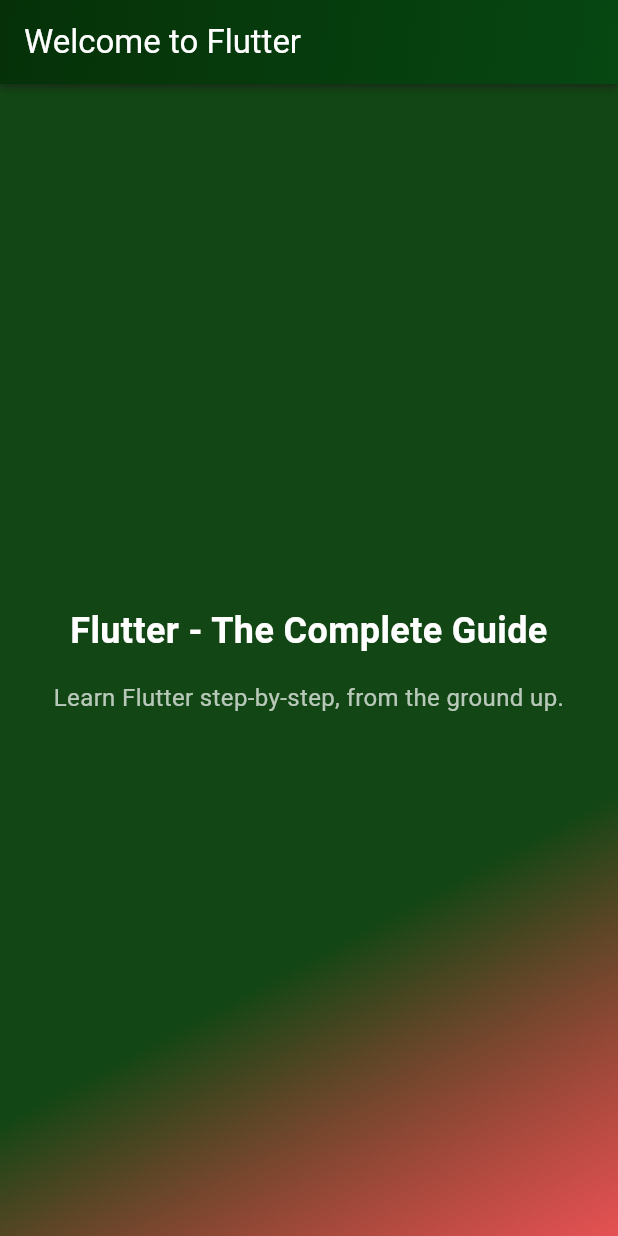
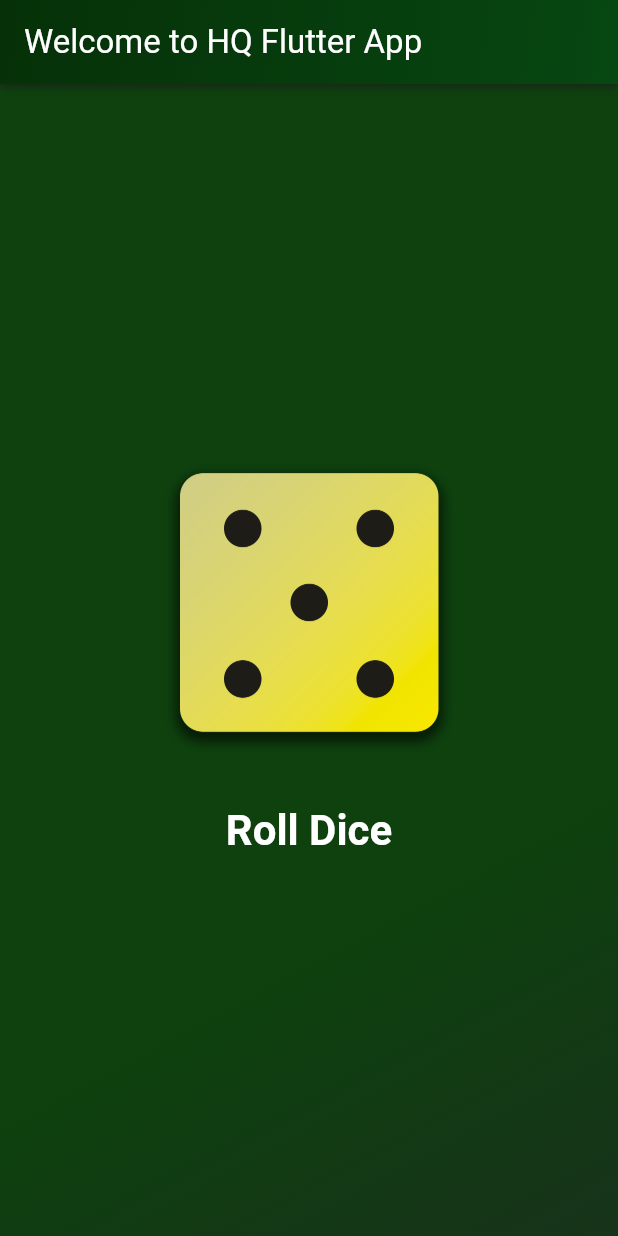
Before and after one commit to mdazharulhoque7/hqflutterapp, a Flutter app: the screen it shows after launch, on a phone screen of 412 x 824 dp. Run offline on Flutter 3.47's test engine with Material 3 defaults, Android fonts, the phone set to English and light mode, and no system bars.

Commit message:
end of 02039

```diff
--- /dev/null
+++ b/lib/dice_roller.dart
@@ -0,0 +1,44 @@
+import 'dart:math';
+import 'package:flutter/material.dart';
+
+final rendomizer = Random();
+
+class DiceRoller extends StatefulWidget {
+  const DiceRoller({super.key});
+
+  @override
+  State<DiceRoller> createState() => _DiceRollerState();
+}
+
+class _DiceRollerState extends State<DiceRoller> {
+
+  var currentDiceRoll = rendomizer.nextInt(6) + 1;
+
+  void rollDice() {
+    setState(() {
+      var newRoll = rendomizer.nextInt(6) + 1;
+      currentDiceRoll = newRoll == currentDiceRoll ? rendomizer.nextInt(6) + 1 : newRoll;
+    });
+  }
+
+  @override
+  Widget build(BuildContext context) {
+    return Column(
+              mainAxisSize: MainAxisSize.min,
+              children: [
+                Image.asset(
+                  'assets/images/dice-$currentDiceRoll.png',
+                  width: 200,
+                ),
+                SizedBox(height: 28),
+                TextButton(
+                  onPressed: rollDice,
+                  style: TextButton.styleFrom(
+                    foregroundColor: Colors.white,
+                    textStyle: const TextStyle(fontSize: 28, fontWeight: FontWeight.bold),
+                  ),
+                  child: const Text('Roll Dice')),
+              ],
+            );
+  }
+}
--- a/lib/main.dart
+++ b/lib/main.dart
@@ -1,4 +1,6 @@
 import 'package:flutter/material.dart';
+import 'package:hqflutterapp/dice_roller.dart';
+import 'package:hqflutterapp/widgets/layout/layout.dart';
 
 void main() {
   runApp(const MyApp());
@@ -7,7 +9,7 @@
 // With Flutter, you create user interfaces by combining "widgets"
 // You'll learn all about them (and much more) throughout this course!
 class MyApp extends StatelessWidget {
-  const MyApp({super.key});
+   const MyApp({super.key});
 
   // Every custom widget must have a build() method
   // It tells Flutter, which widgets make up your custom widget
@@ -24,93 +26,60 @@
       home: Scaffold(
         appBar: HQAppBar(
           title: const Text(
-            'Welcome to Flutter',
+            'Welcome to HQ Flutter App',
             style: TextStyle(color: Colors.white),
           ),
         ),
         body: GradientContainer(
-          child: Column(
-            mainAxisAlignment: MainAxisAlignment.center,
-            crossAxisAlignment: CrossAxisAlignment.center,
-            children: const [
-              Text(
-                'Flutter - The Complete Guide',
-                textAlign: TextAlign.center,
-                style: TextStyle(
-                  fontSize: 24,
-                  fontWeight: FontWeight.bold,
-                  color: Colors.white,
-                ),
-              ),
-              SizedBox(height: 16),
-              Text(
-                'Learn Flutter step-by-step, from the ground up.',
-                textAlign: TextAlign.center,
-                style: TextStyle(fontSize: 16, color: Colors.white70),
-              ),
-            ],
-          ),
+          child: Center(
+            child: DiceRoller()
+          )
         ),
-      ),
-    );
+      ));
   }
+
+
+  // @override
+  // Widget build(BuildContext context) {
+  //   // Below, a bunch of built-in widgets are used (provided by Flutter)
+  //   // They will be explained in the next sections
+  //   // In this course, you will, of course, not just use them a lot but
+  //   // also learn about many other widgets!
+  //   return MaterialApp(
+  //     title: 'HQ Flutter App',
+  //     theme: ThemeData(useMaterial3: true),
+  //     home: Scaffold(
+  //       appBar: HQAppBar(
+  //         title: const Text(
+  //           'Welcome to HQ Flutter App',
+  //           style: TextStyle(color: Colors.white),
+  //         ),
+  //       ),
+  //       body: GradientContainer(
+  //         child: Column(
+  //           mainAxisAlignment: MainAxisAlignment.center,
+  //           crossAxisAlignment: CrossAxisAlignment.center,
+  //           children: const [
+  //             Text(
+  //               'Flutter - The Complete Guide',
+  //               textAlign: TextAlign.center,
+  //               style: TextStyle(
+  //                 fontSize: 24,
+  //                 fontWeight: FontWeight.bold,
+  //                 color: Colors.white,
+  //               ),
+  //             ),
+  //             SizedBox(height: 16),
+  //             Text(
+  //               'Learn Flutter step-by-step, from the ground up.',
+  //               textAlign: TextAlign.center,
+  //               style: TextStyle(fontSize: 16, color: Colors.white70),
+  //             ),
+  //           ],
+  //         ),
+  //       ),
+  //     ),
+  //   );
+  // }
+
 }
-
-class HQAppBar extends StatelessWidget implements PreferredSizeWidget {
-  final Widget title;
-
-  const HQAppBar({super.key, required this.title});
-
-  @override
-  Size get preferredSize => const Size.fromHeight(kToolbarHeight);
-
-  @override
-  Widget build(BuildContext context) {
-    return AppBar(
-      title: title,
-      // The flexibleSpace property allows you to put a widget behind the AppBar content
-      flexibleSpace: Container(
-        decoration: const BoxDecoration(
-          gradient: LinearGradient(
-            begin: Alignment.topLeft,
-            end: Alignment.bottomRight,
-            colors: <Color>[Color.fromARGB(255, 6, 49, 8), Color.fromARGB(255, 6, 71, 18)],
-          ),
-          boxShadow: [
-            BoxShadow(
-              color: Color.fromARGB(185, 27, 27, 27),
-              blurRadius: 4,
-              offset: Offset(0, 2),
-            ),
-          ],
-        ),
-      ),
-    );
-  }
-}
-
-class GradientContainer extends StatelessWidget {
-  final Widget child;
-
-  const GradientContainer({super.key, required this.child});
-
-  @override
-  Widget build(BuildContext context) {
-    return Container(
-      width: double.infinity,
-      padding: const EdgeInsets.all(12),
-      decoration: const BoxDecoration(
-        gradient: LinearGradient(
-          colors: [
-            Color.fromARGB(255, 18, 70, 20),
-            Color.fromARGB(179, 218, 11, 11),
-          ],
-          begin: Alignment.topLeft,
-          end: Alignment.bottomRight,
-          stops: [0.7, 1.0],
-        ),
-      ),
-      child: child,
-    );
-  }
-}
--- /dev/null
+++ b/lib/widgets/layout/appbars.dart
@@ -0,0 +1,34 @@
+import 'package:flutter/material.dart';
+
+class HQAppBar extends StatelessWidget implements PreferredSizeWidget {
+  final Widget title;
+
+  const HQAppBar({super.key, required this.title});
+
+  @override
+  Size get preferredSize => const Size.fromHeight(kToolbarHeight);
+
+  @override
+  Widget build(BuildContext context) {
+    return AppBar(
+      title: title,
+      // The flexibleSpace property allows you to put a widget behind the AppBar content
+      flexibleSpace: Container(
+        decoration: const BoxDecoration(
+          gradient: LinearGradient(
+            begin: Alignment.topLeft,
+            end: Alignment.bottomRight,
+            colors: <Color>[Color.fromARGB(255, 6, 49, 8), Color.fromARGB(255, 6, 71, 18)],
+          ),
+          boxShadow: [
+            BoxShadow(
+              color: Color.fromARGB(185, 27, 27, 27),
+              blurRadius: 4,
+              offset: Offset(0, 2),
+            ),
+          ],
+        ),
+      ),
+    );
+  }
+}
--- /dev/null
+++ b/lib/widgets/layout/containers.dart
@@ -0,0 +1,45 @@
+import 'package:flutter/material.dart';
+
+class GradientContainer extends StatelessWidget {
+  final Widget child;
+  final List<Color> colors;
+
+  const GradientContainer({super.key, this.colors = const [Color.fromARGB(255, 14, 65, 14),Color.fromARGB(233, 2, 33, 5),] ,required this.child});
+
+  @override
+  Widget build(BuildContext context) {
+    return Container(
+      width: double.infinity,
+      padding: const EdgeInsets.all(12),
+      decoration: BoxDecoration(
+        gradient: LinearGradient(
+          colors: colors,
+          begin: Alignment.topLeft,
+          end: Alignment.bottomRight,
+          stops: const [0.7, 1.0],
+        ),
+      ),
+      child: child,
+    );
+  }
+
+  // @override
+  // Widget build(BuildContext context) {
+  //   return Container(
+  //     width: double.infinity,
+  //     padding: const EdgeInsets.all(12),
+  //     decoration: const BoxDecoration(
+  //       gradient: LinearGradient(
+  //         colors: [
+  //           Color.fromARGB(255, 18, 70, 20),
+  //           Color.fromARGB(179, 218, 11, 11),
+  //         ],
+  //         begin: Alignment.topLeft,
+  //         end: Alignment.bottomRight,
+  //         stops: [0.7, 1.0],
+  //       ),
+  //     ),
+  //     child: child,
+  //   );
+  // }
+}
--- /dev/null
+++ b/lib/widgets/layout/layout.dart
@@ -0,0 +1,3 @@
+
+export 'appbars.dart';
+export 'containers.dart';
```
Also changed, not shown: pubspec.yaml (+8 -4 lines), assets/images/dice-1.png (added), assets/images/dice-2.png (added), assets/images/dice-3.png (added), assets/images/dice-4.png (added), assets/images/dice-5.png (added), assets/images/dice-6.png (added), 17 other files.
